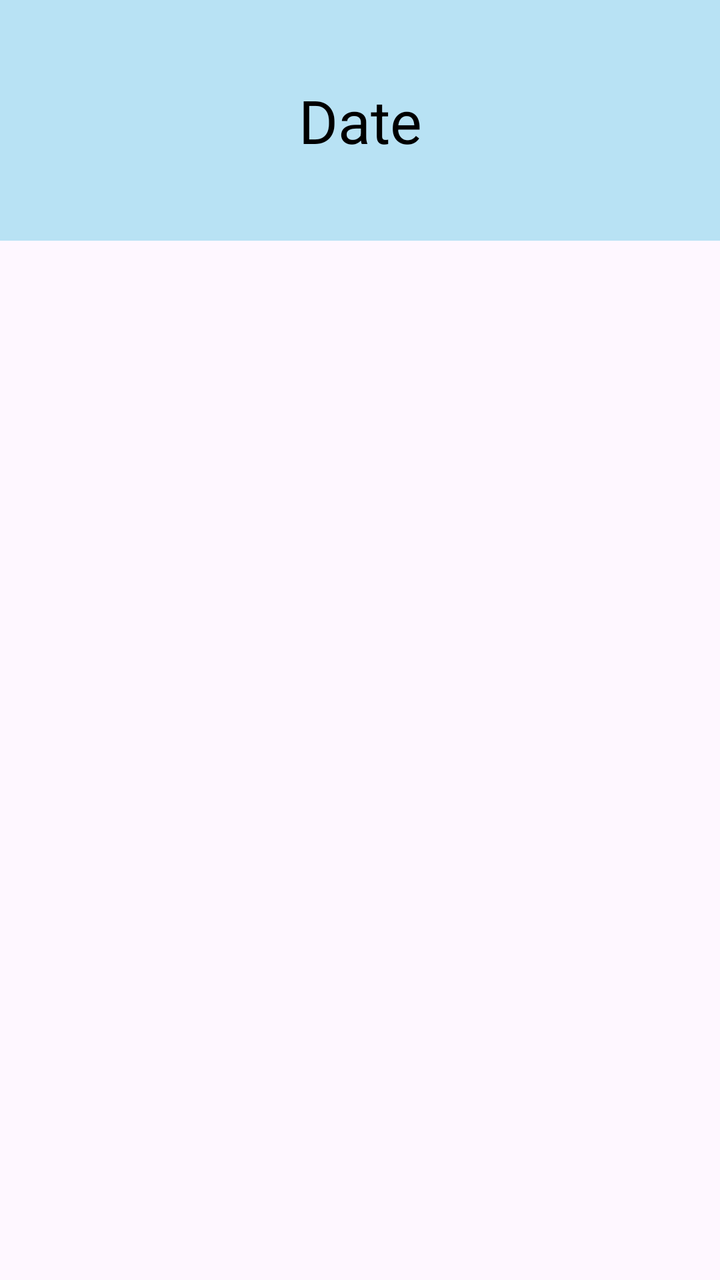
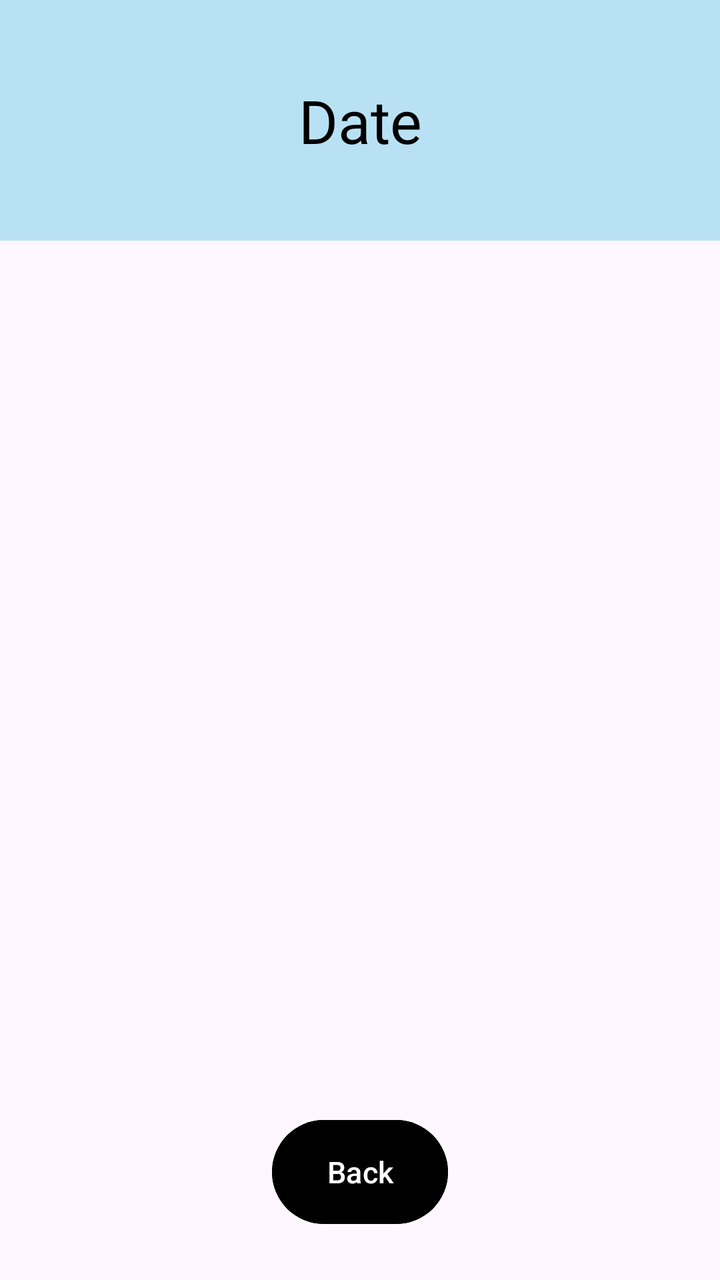

Before-and-after screenshots of an Android layout around one commit, followed by the original layout XML and the change that was made.
<!-- AndroidManifest.xml: application theme Theme.Exercise -->
<!-- res/layout/activity_log.xml -->
<?xml version="1.0" encoding="utf-8"?>
<RelativeLayout xmlns:android="http://schemas.android.com/apk/res/android"
    android:layout_width="match_parent"
    android:layout_height="match_parent">

    <TextView
        android:id="@+id/title"
        android:text="@string/date"
        android:textAlignment="center"
        android:textSize="30sp"
        android:textColor="#000"
        android:background="@color/light_blue"
        android:padding="40dp"
        android:layout_width="match_parent"
        android:layout_height="wrap_content"
        android:layout_centerHorizontal="true" />

    <ListView
        android:id="@+id/workouts"
        android:layout_width="match_parent"
        android:layout_height="wrap_content"
        android:layout_below="@id/title">
    </ListView>

    <TextView
        android:id="@+id/emptyMessage"
        android:layout_width="match_parent"
        android:layout_height="wrap_content"
        android:layout_below="@id/title"
        android:gravity="center"
        android:padding="24dp"
        android:text="@string/no_entries_yet"
        android:textSize="18sp"
        android:visibility="gone" />

    <Button
        android:id="@+id/back"
        android:text="@string/back"
        android:textSize="15sp"
        android:backgroundTint="@color/black"
        android:layout_width="wrap_content"
        android:layout_height="60dp"
        android:layout_marginTop="800dp"
        android:layout_centerHorizontal="true" />

</RelativeLayout>
<!-- resources referenced by this layout -->
<resources>
  <color name="black">#FF000000</color>
  <color name="light_blue">#b8e2f4</color>
  <string name="back">Back</string>
  <string name="date">Date</string>
  <string name="no_entries_yet">No entries yet.</string>
  <style name="Theme.Exercise" parent="Base.Theme.Exercise" />
  <style name="Base.Theme.Exercise" parent="Theme.Material3.DayNight.NoActionBar">
          
          
      </style>
</resources>

<!-- the commit's change to res/layout/activity_log.xml (unified diff, before → after) -->
@@ -5,27 +5,40 @@
 
     <TextView
         android:id="@+id/title"
+        android:layout_width="match_parent"
+        android:layout_height="wrap_content"
+        android:layout_centerHorizontal="true"
+        android:background="@color/light_blue"
+        android:padding="40dp"
         android:text="@string/date"
         android:textAlignment="center"
-        android:textSize="30sp"
         android:textColor="#000"
-        android:background="@color/light_blue"
-        android:padding="40dp"
-        android:layout_width="match_parent"
-        android:layout_height="wrap_content"
-        android:layout_centerHorizontal="true" />
+        android:textSize="30sp" />
+
+    <Button
+        android:id="@+id/back"
+        android:layout_width="wrap_content"
+        android:layout_height="60dp"
+        android:layout_alignParentBottom="true"
+        android:layout_centerHorizontal="true"
+        android:layout_marginBottom="24dp"
+        android:backgroundTint="@color/black"
+        android:text="@string/back"
+        android:textColor="#FFFFFF"
+        android:textSize="15sp" />
 
     <ListView
         android:id="@+id/workouts"
         android:layout_width="match_parent"
-        android:layout_height="wrap_content"
-        android:layout_below="@id/title">
-    </ListView>
+        android:layout_height="match_parent"
+        android:layout_above="@id/back"
+        android:layout_below="@id/title" />
 
     <TextView
         android:id="@+id/emptyMessage"
         android:layout_width="match_parent"
         android:layout_height="wrap_content"
+        android:layout_above="@id/back"
         android:layout_below="@id/title"
         android:gravity="center"
         android:padding="24dp"
@@ -33,14 +46,4 @@
         android:textSize="18sp"
         android:visibility="gone" />
 
-    <Button
-        android:id="@+id/back"
-        android:text="@string/back"
-        android:textSize="15sp"
-        android:backgroundTint="@color/black"
-        android:layout_width="wrap_content"
-        android:layout_height="60dp"
-        android:layout_marginTop="800dp"
-        android:layout_centerHorizontal="true" />
-
 </RelativeLayout>
